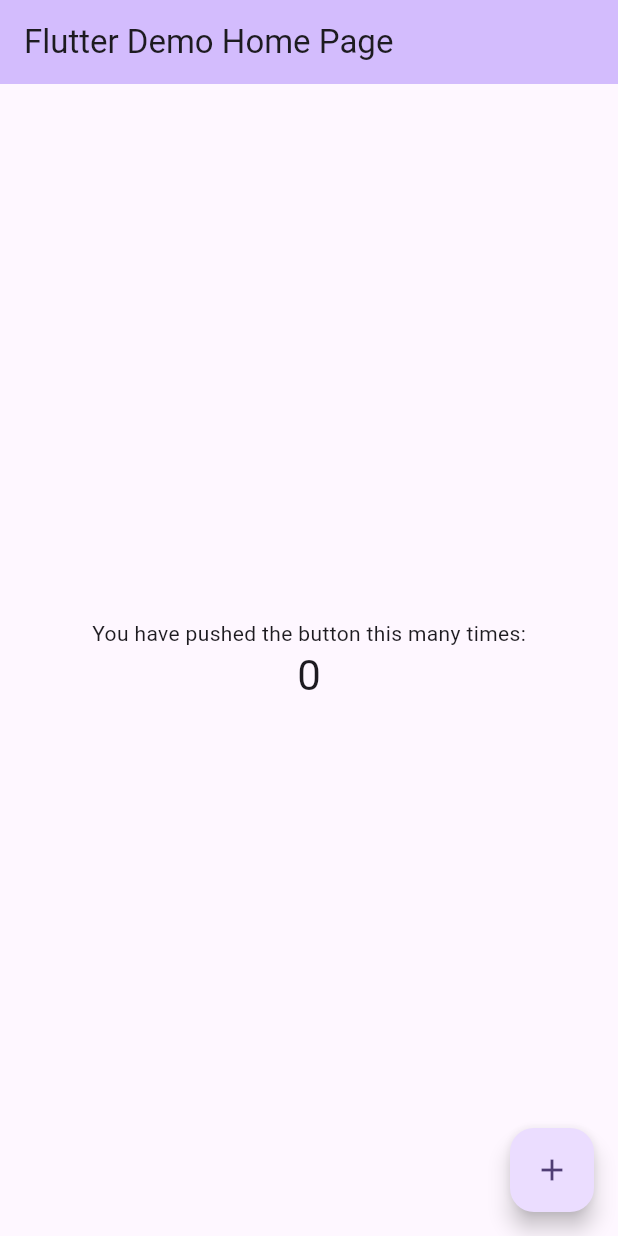
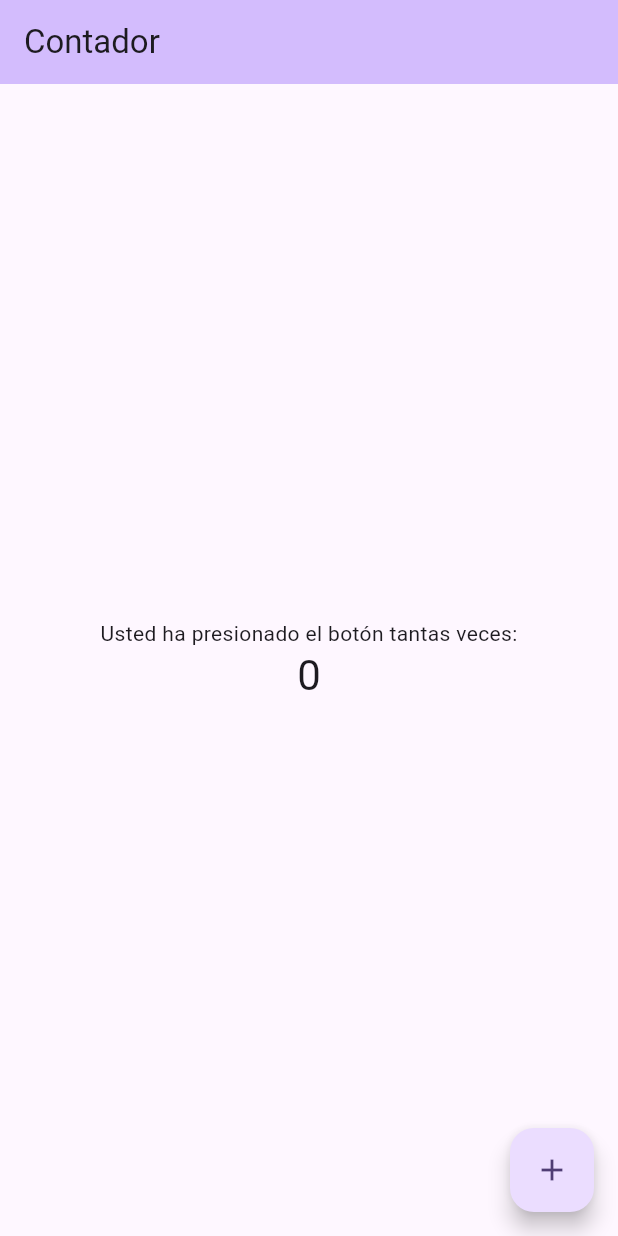
Before and after one commit to Kevin-Huelgos/flutter-app, a Flutter app: the screen it shows after launch, on a phone screen of 412 x 824 dp. Run offline on Flutter 3.47's test engine with Material 2 defaults, Android fonts, the phone set to English and light mode, and no system bars.

Commit message:
cambio de texto en el main.dart

```diff
--- a/lib/main.dart
+++ b/lib/main.dart
@@ -11,6 +11,7 @@ class MyApp extends StatelessWidget {
   @override
   Widget build(BuildContext context) {
     return MaterialApp(
+      debugShowCheckedModeBanner: false,
       title: 'Flutter Demoooooo hola',
       theme: ThemeData(
         // This is the theme of your application.
@@ -29,25 +30,12 @@ class MyApp extends StatelessWidget {
         // This works for code too, not just values: Most code changes can be
         // tested with just a hot reload.
         // Este es el tema de su aplicación.
-        //
-        // PRUEBA ESTO: Intenta ejecutar tu aplicación con "flutter run". Verás que
-        // que la aplicación tiene una barra de herramientas azul. Luego, sin salir de la aplicación,
-        // intenta cambiar el seedColor en el colorScheme de abajo a Colors.green
-        // y luego invoque la "recarga en caliente" (guarde los cambios o pulse el botón "hot
-        // recarga en caliente" en un IDE compatible con Flutter, o pulse "r" si utilizó
-        // la línea de comandos para iniciar la aplicación).
-        //
-        // Observa que el contador no se ha puesto a cero; el estado de la aplicación
-        // estado de la aplicación no se pierde durante la recarga. Para reiniciar el estado, usa hot
-        // reinicio en caliente.
-        //
-        // Esto funciona también para el código, no sólo para los valores: La mayoría de los cambios de código pueden ser
-        // probarse con una recarga en caliente.
+
 
         colorScheme: ColorScheme.fromSeed(seedColor: Colors.deepPurple),
         useMaterial3: true,
       ),
-      home: const MyHomePage(title: 'Flutter Demo Home Page'),
+      home: const MyHomePage(title: 'Contador'),
     );
   }
 }
@@ -122,7 +110,7 @@ class _MyHomePageState extends State<MyHomePage> {
           mainAxisAlignment: MainAxisAlignment.center,
           children: <Widget>[
             const Text(
-              'You have pushed the button this many times:',
+              'Usted ha presionado el botón tantas veces:',
             ),
             Text(
               '$_counter',
```
